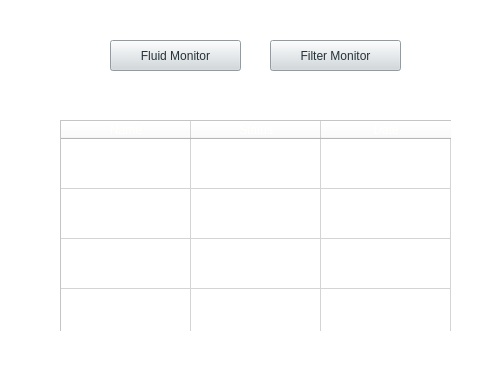
Above: VehicleHealthMonitorSystem/mainwindow.ui from C0SMlC/QT before the change. Below: the same form after it.
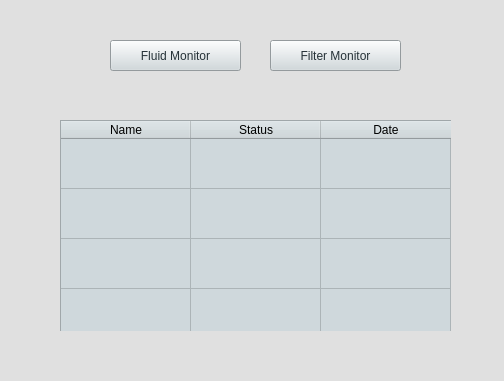
That is the form after the change. The open tabs and pages were chosen to show the change.

The edit to the form file:
```diff
--- a/VehicleHealthMonitorSystem/mainwindow.ui
+++ b/VehicleHealthMonitorSystem/mainwindow.ui
@@ -14,9 +14,7 @@
    <string>MainWindow</string>
   </property>
   <property name="styleSheet">
-   <string notr="true">background-color: rgb(22, 22, 26);
-color: rgb(255, 255, 254);
-background-color: rgb(255, 255, 255);</string>
+   <string notr="true">background-color: rgb(224, 224, 224);</string>
   </property>
   <widget class="QWidget" name="centralwidget">
    <widget class="QStackedWidget" name="stackedWidget">
@@ -108,12 +106,7 @@
        <bool>false</bool>
       </property>
       <property name="styleSheet">
-       <string notr="true">background-color: rgb(114, 117, 126);
-color: &quot;#fffffe&quot;;
-
-QTableWidget::horizontalHeader {
-	background-color: rgb(41, 98, 255);
-}</string>
+       <string notr="true">background-color: rgb(207, 216, 220);</string>
       </property>
       <property name="alternatingRowColors">
        <bool>false</bool>
@@ -144,16 +137,37 @@
        <property name="text">
         <string>Name</string>
        </property>
+       <property name="background">
+        <color alpha="0">
+         <red>41</red>
+         <green>98</green>
+         <blue>255</blue>
+        </color>
+       </property>
       </column>
       <column>
        <property name="text">
         <string>Status</string>
        </property>
+       <property name="background">
+        <color alpha="0">
+         <red>41</red>
+         <green>98</green>
+         <blue>255</blue>
+        </color>
+       </property>
       </column>
       <column>
        <property name="text">
         <string>Date</string>
        </property>
+       <property name="background">
+        <color alpha="0">
+         <red>41</red>
+         <green>98</green>
+         <blue>255</blue>
+        </color>
+       </property>
       </column>
      </widget>
     </widget>
```
Left out of the diff: 5 changed lines with no effect on the pictures.
